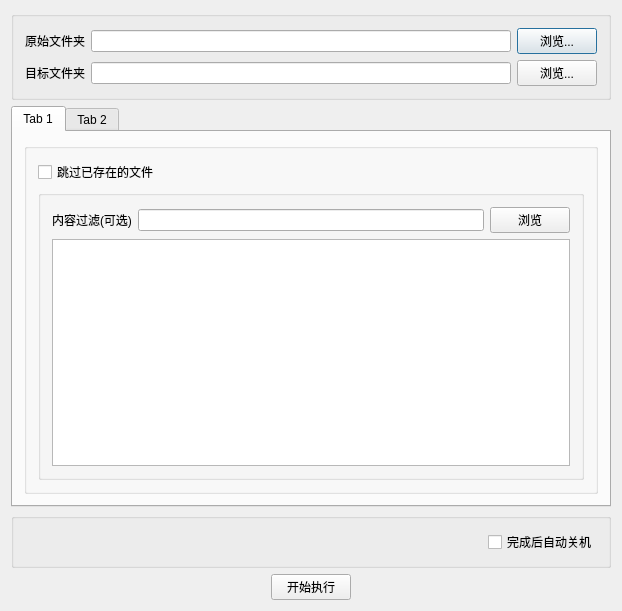
Above: dialog.ui from RenShuYuan/X-FileManager before the change. Below: the same form after it.
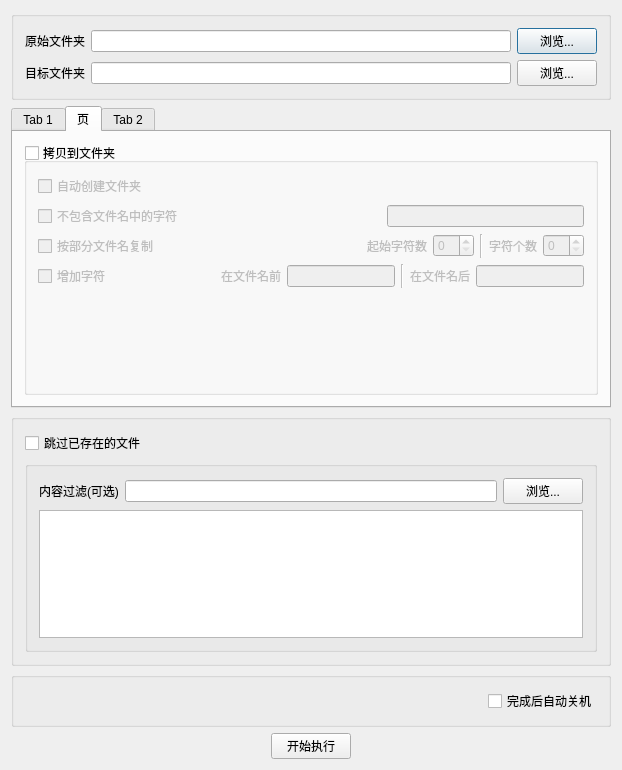
That is the form after the change. The open tabs and pages were chosen to show the change.

```diff
--- a/dialog.ui
+++ b/dialog.ui
@@ -7,7 +7,7 @@
     <x>0</x>
     <y>0</y>
     <width>622</width>
-    <height>611</height>
+    <height>770</height>
    </rect>
   </property>
   <property name="minimumSize">
@@ -95,22 +95,89 @@
       </attribute>
       <layout class="QVBoxLayout" name="verticalLayout_8">
        <item>
-        <widget class="QGroupBox" name="groupBox_5">
+        <layout class="QHBoxLayout" name="horizontalLayout_5">
+         <item>
+          <widget class="QLabel" name="label_4">
+           <property name="text">
+            <string>按扩展名剔除文件</string>
+           </property>
+          </widget>
+         </item>
+         <item>
+          <widget class="QLineEdit" name="lineEdit_4"/>
+         </item>
+        </layout>
+       </item>
+       <item>
+        <layout class="QHBoxLayout" name="horizontalLayout_7">
+         <item>
+          <spacer name="horizontalSpacer_3">
+           <property name="orientation">
+            <enum>Qt::Horizontal</enum>
+           </property>
+           <property name="sizeHint" stdset="0">
+            <size>
+             <width>40</width>
+             <height>20</height>
+            </size>
+           </property>
+          </spacer>
+         </item>
+         <item>
+          <widget class="QLabel" name="label_9">
+           <property name="enabled">
+            <bool>false</bool>
+           </property>
+           <property name="text">
+            <string>多个扩展名用&quot;;&quot;分隔，如：exe;pdf;txt</string>
+           </property>
+          </widget>
+         </item>
+        </layout>
+       </item>
+       <item>
+        <spacer name="verticalSpacer_2">
+         <property name="orientation">
+          <enum>Qt::Vertical</enum>
+         </property>
+         <property name="sizeHint" stdset="0">
+          <size>
+           <width>20</width>
+           <height>40</height>
+          </size>
+         </property>
+        </spacer>
+       </item>
+      </layout>
+     </widget>
+     <widget class="QWidget" name="tab_3">
+      <attribute name="title">
+       <string>页</string>
+      </attribute>
+      <layout class="QGridLayout" name="gridLayout">
+       <item row="0" column="0">
+        <widget class="QGroupBox" name="groupBox_8">
          <property name="title">
-          <string/>
+          <string>拷贝到文件夹</string>
          </property>
-         <layout class="QVBoxLayout" name="verticalLayout_5">
+         <property name="checkable">
+          <bool>true</bool>
+         </property>
+         <property name="checked">
+          <bool>false</bool>
+         </property>
+         <layout class="QVBoxLayout" name="verticalLayout_11">
           <item>
-           <layout class="QHBoxLayout" name="horizontalLayout_8">
+           <layout class="QHBoxLayout" name="horizontalLayout_13">
             <item>
-             <widget class="QCheckBox" name="checkBox">
+             <widget class="QCheckBox" name="checkBox_6">
               <property name="text">
-               <string>跳过已存在的文件</string>
+               <string>自动创建文件夹</string>
               </property>
              </widget>
             </item>
             <item>
-             <spacer name="horizontalSpacer_5">
+             <spacer name="horizontalSpacer_10">
               <property name="orientation">
                <enum>Qt::Horizontal</enum>
               </property>
@@ -125,37 +192,146 @@
            </layout>
           </item>
           <item>
-           <widget class="QGroupBox" name="groupBox_2">
-            <property name="title">
-             <string/>
+           <layout class="QHBoxLayout" name="horizontalLayout_17">
+            <item>
+             <widget class="QCheckBox" name="checkBox_10">
+              <property name="text">
+               <string>不包含文件名中的字符</string>
+              </property>
+             </widget>
+            </item>
+            <item>
+             <spacer name="horizontalSpacer_14">
+              <property name="orientation">
+               <enum>Qt::Horizontal</enum>
+              </property>
+              <property name="sizeHint" stdset="0">
+               <size>
+                <width>40</width>
+                <height>20</height>
+               </size>
+              </property>
+             </spacer>
+            </item>
+            <item>
+             <widget class="QLineEdit" name="lineEdit_5"/>
+            </item>
+           </layout>
+          </item>
+          <item>
+           <layout class="QHBoxLayout" name="horizontalLayout_18">
+            <item>
+             <widget class="QCheckBox" name="checkBox_11">
+              <property name="text">
+               <string>按部分文件名复制</string>
+              </property>
+             </widget>
+            </item>
+            <item>
+             <spacer name="horizontalSpacer_15">
+              <property name="orientation">
+               <enum>Qt::Horizontal</enum>
+              </property>
+              <property name="sizeHint" stdset="0">
+               <size>
+                <width>40</width>
+                <height>20</height>
+               </size>
+              </property>
+             </spacer>
+            </item>
+            <item>
+             <widget class="QLabel" name="label_5">
+              <property name="text">
+               <string>起始字符数</string>
+              </property>
+             </widget>
+            </item>
+            <item>
+             <widget class="QSpinBox" name="spinBox"/>
+            </item>
+            <item>
+             <widget class="Line" name="line_2">
+              <property name="orientation">
+               <enum>Qt::Vertical</enum>
+              </property>
+             </widget>
+            </item>
+            <item>
+             <widget class="QLabel" name="label_6">
+              <property name="text">
+               <string>字符个数</string>
+              </property>
+             </widget>
+            </item>
+            <item>
+             <widget class="QSpinBox" name="spinBox_2"/>
+            </item>
+           </layout>
+          </item>
+          <item>
+           <layout class="QHBoxLayout" name="horizontalLayout_6">
+            <item>
+             <widget class="QCheckBox" name="checkBox_12">
+              <property name="text">
+               <string>增加字符</string>
+              </property>
+             </widget>
+            </item>
+            <item>
+             <spacer name="horizontalSpacer_16">
+              <property name="orientation">
+               <enum>Qt::Horizontal</enum>
+              </property>
+              <property name="sizeHint" stdset="0">
+               <size>
+                <width>68</width>
+                <height>20</height>
+               </size>
+              </property>
+             </spacer>
+            </item>
+            <item>
+             <widget class="QLabel" name="label_7">
+              <property name="text">
+               <string>在文件名前</string>
+              </property>
+             </widget>
+            </item>
+            <item>
+             <widget class="QLineEdit" name="lineEdit_6"/>
+            </item>
+            <item>
+             <widget class="Line" name="line">
+              <property name="orientation">
+               <enum>Qt::Vertical</enum>
+              </property>
+             </widget>
+            </item>
+            <item>
+             <widget class="QLabel" name="label_8">
+              <property name="text">
+               <string>在文件名后</string>
+              </property>
+             </widget>
+            </item>
+            <item>
+             <widget class="QLineEdit" name="lineEdit_7"/>
+            </item>
+           </layout>
+          </item>
+          <item>
+           <spacer name="verticalSpacer_3">
+            <property name="orientation">
+             <enum>Qt::Vertical</enum>
             </property>
-            <layout class="QVBoxLayout" name="verticalLayout_3">
-             <item>
-              <layout class="QHBoxLayout" name="horizontalLayout_3">
-               <item>
-                <widget class="QLabel" name="label_3">
-                 <property name="text">
-                  <string>内容过滤(可选)</string>
-                 </property>
-                </widget>
-               </item>
-               <item>
-                <widget class="QLineEdit" name="lineEdit_3"/>
-               </item>
-               <item>
-                <widget class="QPushButton" name="pushButton_4">
-                 <property name="text">
-                  <string>浏览</string>
-                 </property>
-                </widget>
-               </item>
-              </layout>
-             </item>
-             <item>
-              <widget class="QListWidget" name="listWidget"/>
-             </item>
-            </layout>
-           </widget>
+            <property name="sizeHint" stdset="0">
+             <size>
+              <width>20</width>
+              <height>40</height>
+             </size>
+            </property>
+           </spacer>
           </item>
          </layout>
         </widget>
@@ -197,6 +373,30 @@
             </item>
            </layout>
           </item>
+          <item>
+           <layout class="QHBoxLayout" name="horizontalLayout_11">
+            <item>
+             <widget class="QCheckBox" name="checkBox_4">
+              <property name="text">
+               <string>忽略大小写</string>
+              </property>
+             </widget>
+            </item>
+            <item>
+             <spacer name="horizontalSpacer_8">
+              <property name="orientation">
+               <enum>Qt::Horizontal</enum>
+              </property>
+              <property name="sizeHint" stdset="0">
+               <size>
+                <width>40</width>
+                <height>20</height>
+               </size>
+              </property>
+             </spacer>
+            </item>
+           </layout>
+          </item>
           <item>
            <spacer name="verticalSpacer">
             <property name="orientation">
@@ -217,6 +417,72 @@
      </widget>
     </widget>
    </item>
+   <item>
+    <widget class="QGroupBox" name="groupBox_5">
+     <property name="title">
+      <string/>
+     </property>
+     <layout class="QVBoxLayout" name="verticalLayout_5">
+      <item>
+       <layout class="QHBoxLayout" name="horizontalLayout_8">
+        <item>
+         <widget class="QCheckBox" name="checkBox">
+          <property name="text">
+           <string>跳过已存在的文件</string>
+          </property>
+         </widget>
+        </item>
+        <item>
+         <spacer name="horizontalSpacer_5">
+          <property name="orientation">
+           <enum>Qt::Horizontal</enum>
+          </property>
+          <property name="sizeHint" stdset="0">
+           <size>
+            <width>40</width>
+            <height>20</height>
+           </size>
+          </property>
+         </spacer>
+        </item>
+       </layout>
+      </item>
+      <item>
+       <widget class="QGroupBox" name="groupBox_2">
+        <property name="title">
+         <string/>
+        </property>
+        <layout class="QVBoxLayout" name="verticalLayout_3">
+         <item>
+          <layout class="QHBoxLayout" name="horizontalLayout_3">
+           <item>
+            <widget class="QLabel" name="label_3">
+             <property name="text">
+              <string>内容过滤(可选)</string>
+             </property>
+            </widget>
+           </item>
+           <item>
+            <widget class="QLineEdit" name="lineEdit_3"/>
+           </item>
+           <item>
+            <widget class="QPushButton" name="pushButton_4">
+             <property name="text">
+              <string>浏览...</string>
+             </property>
+            </widget>
+           </item>
+          </layout>
+         </item>
+         <item>
+          <widget class="QListWidget" name="listWidget"/>
+         </item>
+        </layout>
+       </widget>
+      </item>
+     </layout>
+    </widget>
+   </item>
    <item>
     <widget class="QGroupBox" name="groupBox_3">
      <property name="title">
```
